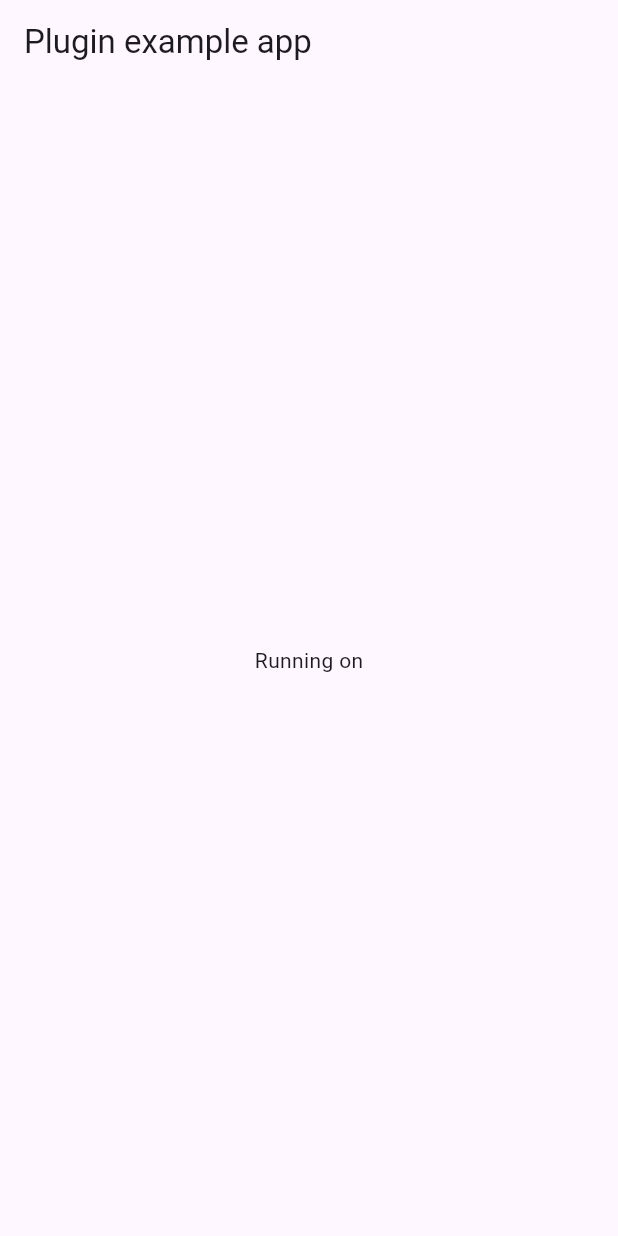
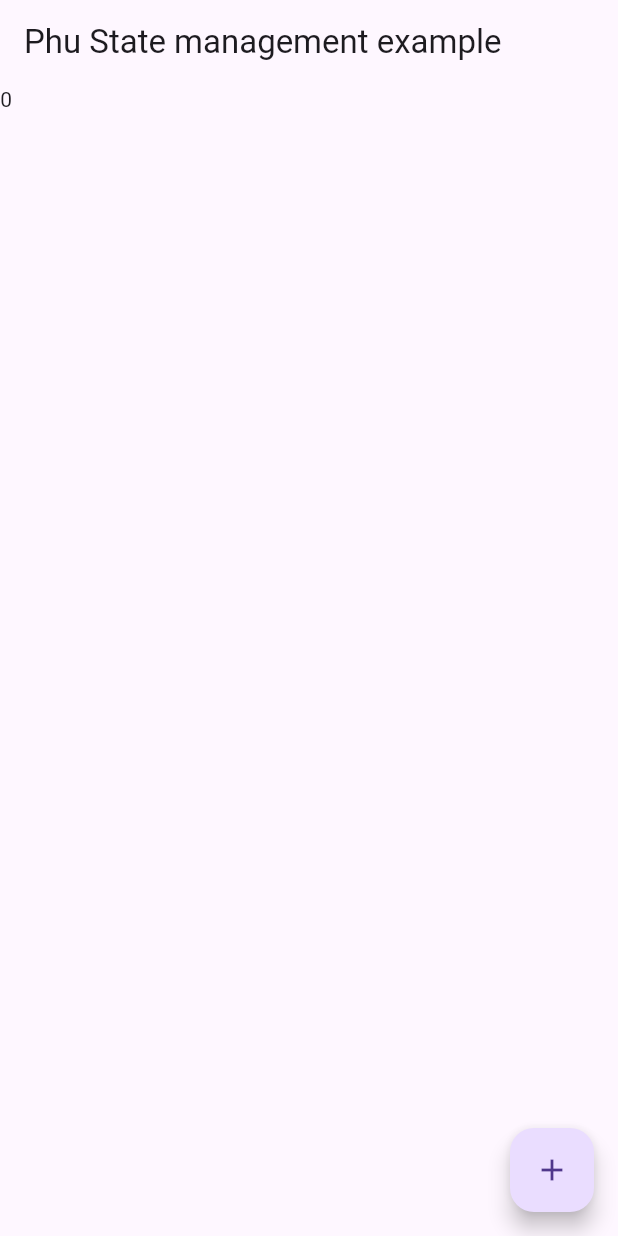
Before and after one commit to kunboy1608/phu_state_management, a Flutter app: the screen it shows after launch, on a phone screen of 412 x 824 dp. Run offline on Flutter 3.47's test engine with Material 3 defaults, Android fonts, the phone set to English and light mode, and no system bars.

```diff
--- a/example/lib/main.dart
+++ b/example/lib/main.dart
@@ -1,4 +1,5 @@
 import 'package:flutter/material.dart';
+import 'package:phu_state_management/phu_state_management.dart';
 
 void main() {
   runApp(const MyApp());
@@ -12,19 +13,38 @@ class MyApp extends StatefulWidget {
 }
 
 class _MyAppState extends State<MyApp> {
+  final _mySphere = MySphere(0);
+
   @override
   Widget build(BuildContext context) {
     return MaterialApp(
       home: Scaffold(
         appBar: AppBar(
-          title: const Text('Plugin example app'),
+          title: const Text('Phu State management example'),
         ),
-        body: Builder(builder: (context) {
-          return const Center(
-            child: Text('Running on'),
-          );
-        }),
+        body: PhuStateBuilder<MySphere, int>(
+          sphere: _mySphere,
+          buildWhen: (previous, current) => current % 2 == 0,
+          builder: (context, state) {
+            return Text(state.toString());
+          },
+        ),
+        floatingActionButton: FloatingActionButton(
+          onPressed: () {
+            _mySphere.increment();
+          },
+          child: const Icon(Icons.add),
+        ),
       ),
     );
   }
 }
+
+class MySphere extends PhuSphere<int> {
+  MySphere(super.state);
+
+  void increment() {
+    state++;
+    exude(state);
+  }
+}
--- a/lib/src/phu_sphere.dart
+++ b/lib/src/phu_sphere.dart
@@ -3,7 +3,11 @@ import 'dart:async';
 class PhuSphere<S> extends Stream<S> {
   PhuSphere(this.state);
   final StreamController<S> _controller = StreamController<S>.broadcast();
-  final S state;
+  S state;
+
+  void exude(S state) {
+    _controller.add(state);
+  }
 
   @override
   StreamSubscription<S> listen(void Function(S event)? onData,
```
Also changed, not shown: lib/src/phu_state_builder.dart (+5 -5 lines), 10 other files.
